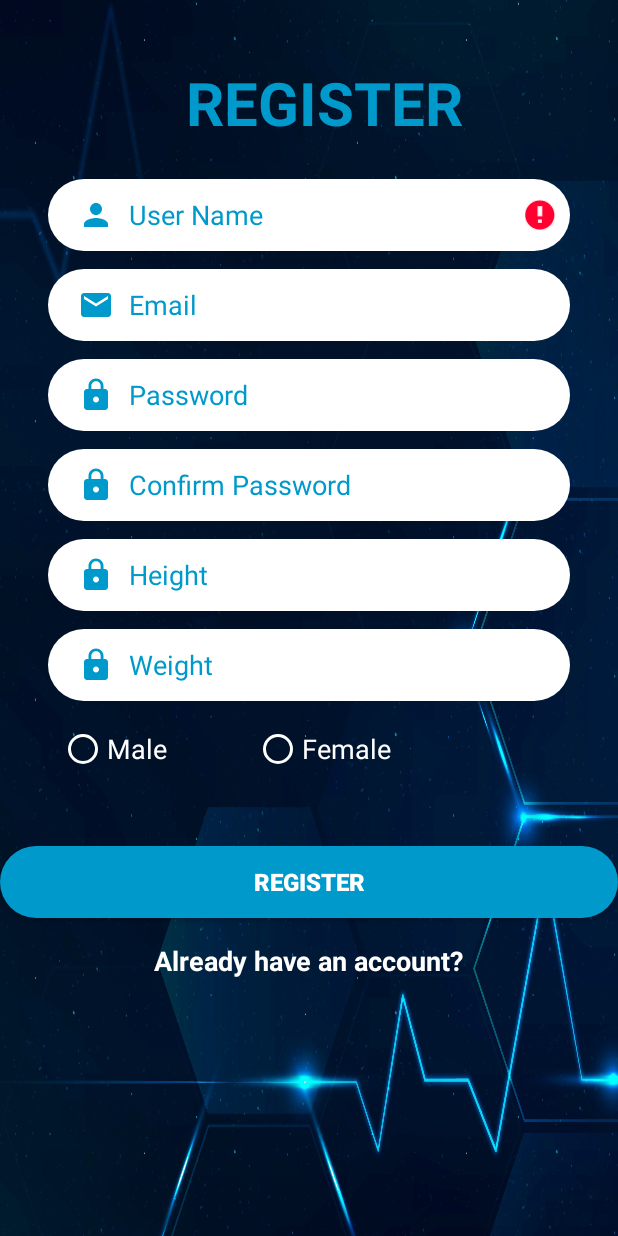
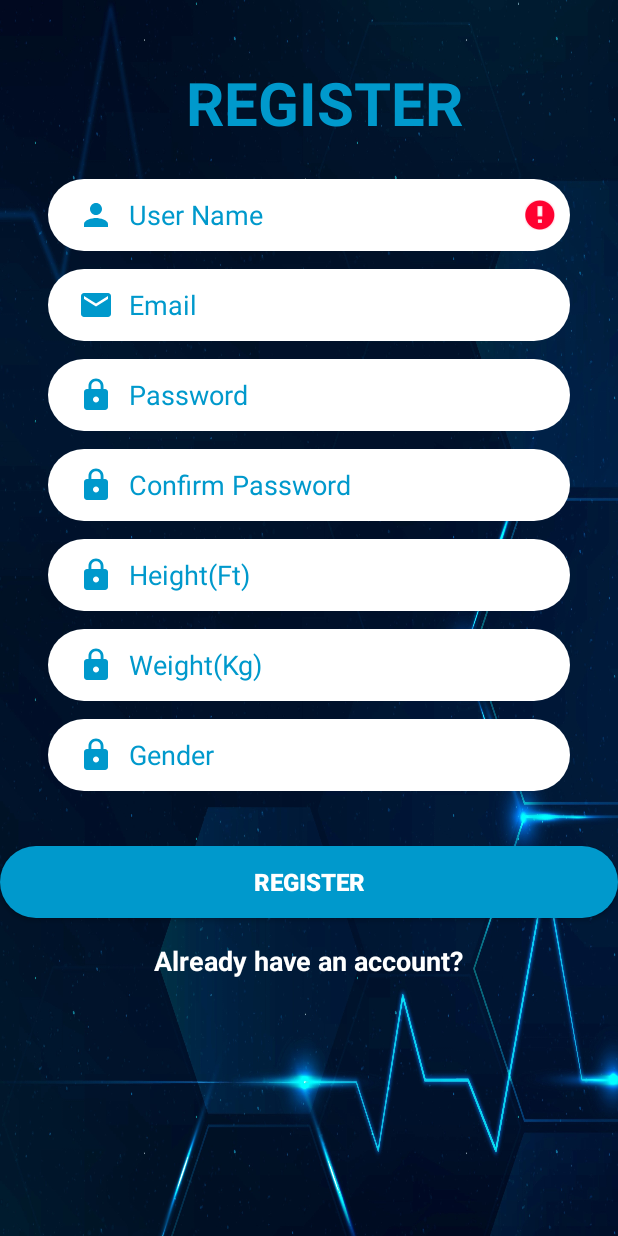
Before and after one commit to SumiyaBarsha/software_project, an Android app: the SignUp_activity screen opened directly, with no data from a screen before it, after a tap on "REGISTER", on a phone screen of 412 x 824 dp. Run offline under Robolectric (Android 15) with nearby library versions, the phone set to English and light mode, and no system bars; our stand-ins replace Firebase (no records; nobody signed in at launch, a user with empty details on screens opened directly); Roboto replaces fonts that are not available here.

Commit message:
newupdate20jun

```diff
--- a/app/src/main/AndroidManifest.xml
+++ b/app/src/main/AndroidManifest.xml
@@ -1,6 +1,7 @@
 <?xml version="1.0" encoding="utf-8"?>
 <manifest xmlns:android="http://schemas.android.com/apk/res/android"
     xmlns:tools="http://schemas.android.com/tools">
+
     <uses-permission android:name="android.permission.INTERNET" />
     <uses-permission
         android:name="com.google.android.gms.permission.AD_ID"
@@ -42,7 +43,8 @@
         </activity>
         <activity
             android:name=".SplashActivity"
-            android:exported="true">
+            android:exported="true"
+            android:theme="@style/Theme.AppCompat.Light.NoActionBar">
             <intent-filter>
                 <action android:name="android.intent.action.MAIN" />
 
--- a/app/src/main/java/com/example/cardiacrecorder/SignUp_activity.java
+++ b/app/src/main/java/com/example/cardiacrecorder/SignUp_activity.java
@@ -33,8 +33,7 @@ public class SignUp_activity extends AppCompatActivity {
 
     private FirebaseAuth auth;
     private FirebaseUser user;
-    private EditText sEmail, sPass, sUser, sConfirmpass,sHeight,sWeight;
-    private RadioGroup radiogroup;
+    private EditText sEmail, sPass, sUser, sConfirmpass,sHeight,sWeight,sGender;
     private Button sBtn;
     private TextView loginText;
     ProgressDialog proDiag;
@@ -56,7 +55,7 @@ public class SignUp_activity extends AppCompatActivity {
         sPass = findViewById(R.id.admininputuserpassword2);
         sHeight = findViewById(R.id.admininputuserheight);
         sWeight = findViewById(R.id.admininputuserweight);
-        radiogroup = findViewById(R.id.admininputusergender);
+        sGender = findViewById(R.id.admininputgender);
         sBtn = findViewById(R.id.buttonnewregisteradmin);
         loginText = findViewById(R.id.alreadyhaveaccount);
         proDiag = new ProgressDialog(this);
@@ -73,15 +72,7 @@ public class SignUp_activity extends AppCompatActivity {
                 String newConfirmPass = sConfirmpass.getText().toString().trim();
                 String newHeight = sHeight.getText().toString().trim();
                 String newWeight = sWeight.getText().toString().trim();
-                String newGender ;
-                radiogroup.setOnCheckedChangeListener(new RadioGroup.OnCheckedChangeListener() {
-                    @Override
-                    public void onCheckedChanged(RadioGroup group, int checkedId) {
-                        RadioButton radioButton = findViewById(checkedId);
-                        String sGender = radioButton.getText().toString();
-                        //newGender.setText(sGender);
-                    }
-                });
+                String newGender =sGender.getText().toString().trim();
 
                 if (newUser.isEmpty()) {
                     sUser.setError("Field can't be empty!");
@@ -91,7 +82,7 @@ public class SignUp_activity extends AppCompatActivity {
                     sEmail.setError("Enter Correct Email");
                 } else if (newPass.isEmpty()) {
                     sPass.setError("Field can't be empty!");
-                } else if (newPass.length() < 8) {
+                } else if (newPass.length() < 6) {
                     sPass.setError("Enter at least 8 characters or digits!!");
                 } else if (newConfirmPass.isEmpty()) {
                     sConfirmpass.setError("Field can't be empty!");
@@ -99,9 +90,9 @@ public class SignUp_activity extends AppCompatActivity {
                     sHeight.setError("Field can't be empty!");
                 } else if (newWeight.isEmpty()) {
                     sWeight.setError("Field can't be empty!");
-                } //else if (newGender.isEmpty()) {
-                  //  radiobutton.setError("Field can't be empty!");
-                //}
+                } else if (newGender.isEmpty()) {
+                   sGender.setError("Field can't be empty!");
+                }
                 else if (!newConfirmPass.equals(newPass)) {
                     sConfirmpass.setError("Password doesn't match!!");
                 } else if (newEmail.isEmpty()) {
@@ -119,6 +110,13 @@ public class SignUp_activity extends AppCompatActivity {
                             if(task.isSuccessful()){
                                 Log.d(TAG, "createUserWithEmail:success");
                                 FirebaseUser user = auth.getCurrentUser();
+                                if (user != null) {
+                                    String userId = user.getUid();
+                                    ValidateEmail(newUser, newEmail, newPass, newHeight, newWeight, newGender, userId);
+                                } else {
+                                    proDiag.dismiss();
+                                    Toast.makeText(SignUp_activity.this, "Failed to create user.", Toast.LENGTH_SHORT).show();
+                                }
                             }
                             else{
                                 Log.w(TAG, "createUserWithEmail:failure", task.getException());
@@ -127,8 +125,7 @@ public class SignUp_activity extends AppCompatActivity {
                             }
                         }
                     });
-
-                    //ValidatePhoneNumber(newUser,newEmail,newPass,newConfirmPass,newHeight,newWeight, newGender);
+                    //ValidateEmail(newUser,newEmail,newPass,newHeight,newWeight, newGender);
 
                 }
             }
@@ -148,16 +145,19 @@ public class SignUp_activity extends AppCompatActivity {
         startActivity(intent);
     }
 
-    private void ValidatePhoneNumber(String newUser, String newEmail, String newPass, String newConfirmPass, String newHeight,
-                                     String newWeight, String newGender)
+    private void ValidateEmail(String newUser, String newEmail, String newPass, String newHeight,
+                                     String newWeight, String newGender, String userId)
     {
         database = FirebaseDatabase.getInstance();
         reff = database.getReference();
+        //FirebaseUser user=auth.getCurrentUser();
+       // String userId = user.getUid();
+
 
         reff.addListenerForSingleValueEvent(new ValueEventListener() {
             @Override
             public void onDataChange(@NonNull DataSnapshot snapshot) {
-                if(!(snapshot.child("Users").child(newEmail).exists())) {
+                if (!(snapshot.child("Users").child(userId).exists())) {
                     HashMap<String, Object> userdataMap = new HashMap<>();
                     userdataMap.put("Email", newEmail);
                     userdataMap.put("Username", newUser);
@@ -167,7 +167,7 @@ public class SignUp_activity extends AppCompatActivity {
                     userdataMap.put("Gender", newGender);
 
 
-                    reff.child("Users").child(newEmail).updateChildren(userdataMap)
+                    reff.child("Users").child(userId).updateChildren(userdataMap)
                             .addOnCompleteListener(new OnCompleteListener<Void>() {
                                 @Override
                                 public void onComplete(@NonNull Task<Void> task) {
--- a/app/src/main/res/layout/activity_login.xml
+++ b/app/src/main/res/layout/activity_login.xml
@@ -31,7 +31,7 @@
         android:drawablePadding="10dp"
         android:ems="10"
         android:hint="Enter Your Email"
-        android:inputType="number"
+        android:inputType="text"
         android:minHeight="48dp"
         android:paddingLeft="20dp"
         android:paddingTop="10dp"
--- a/app/src/main/res/layout/activity_sign_up.xml
+++ b/app/src/main/res/layout/activity_sign_up.xml
@@ -17,8 +17,7 @@
         android:drawableLeft="@drawable/ic_baseline_lock_24"
         android:drawablePadding="10dp"
         android:ems="10"
-        android:hint="Weight"
-        android:inputType="textPassword"
+        android:hint="Weight(Kg)"
         android:minHeight="48dp"
         android:paddingLeft="20dp"
         android:paddingTop="10dp"
@@ -139,37 +138,27 @@
         app:layout_constraintStart_toStartOf="@+id/admininputuserpassword2"
         app:layout_constraintTop_toBottomOf="@+id/admininputuserpassword2" />
 
+    <EditText
+        android:id="@+id/admininputgender"
+        android:layout_width="0dp"
+        android:layout_height="wrap_content"
+        android:layout_marginTop="12dp"
+        android:background="@drawable/inputbg"
+        android:drawableLeft="@drawable/ic_baseline_lock_24"
+        android:drawablePadding="10dp"
+        android:ems="10"
+        android:hint="Gender"
+        android:minHeight="48dp"
+        android:paddingLeft="20dp"
+        android:paddingTop="10dp"
+        android:paddingRight="10dp"
+        android:paddingBottom="10dp"
+        android:textColorHint="@color/holo_dark_blue"
+        app:layout_constraintEnd_toEndOf="@+id/admininputuserweight"
+        app:layout_constraintHorizontal_bias="0.0"
+        app:layout_constraintStart_toStartOf="@+id/admininputuserweight"
+        app:layout_constraintTop_toBottomOf="@+id/admininputuserweight" />
 
-    <RadioGroup
-        android:id="@+id/admininputusergender"
-        android:layout_width="333dp"
-        android:layout_height="40dp"
-        android:layout_marginTop="12dp"
-        android:orientation="horizontal"
-        app:layout_constraintEnd_toEndOf="@+id/admininputuserweight"
-        app:layout_constraintStart_toStartOf="@+id/admininputuserweight"
-        app:layout_constraintTop_toBottomOf="@+id/admininputuserweight">
-
-        <RadioButton
-            android:id="@+id/radioButtonMale"
-            android:layout_width="130dp"
-            android:layout_height="wrap_content"
-            android:text="Male"
-            android:onClick="checkButton"
-            android:buttonTint="@color/white"
-            android:textColor="@color/white"
-            android:textSize="18sp" />
-
-        <RadioButton
-            android:id="@+id/radioButtonFemale"
-            android:layout_width="168dp"
-            android:layout_height="match_parent"
-            android:text="Female"
-            android:onClick="checkButton"
-            android:buttonTint="@color/white"
-            android:textColor="@color/white"
-            android:textSize="18sp" />
-    </RadioGroup>
 
     <Button
         android:id="@+id/buttonnewregisteradmin"
@@ -209,8 +198,7 @@
         android:drawableLeft="@drawable/ic_baseline_lock_24"
         android:drawablePadding="10dp"
         android:ems="10"
-        android:hint="Height"
-        android:inputType="textPassword"
+        android:hint="Height(Ft)"
         android:minHeight="48dp"
         android:paddingLeft="20dp"
         android:paddingTop="10dp"
```
Also changed, not shown: app/src/main/java/com/example/cardiacrecorder/loginActivity.java (+6 -3 lines).
